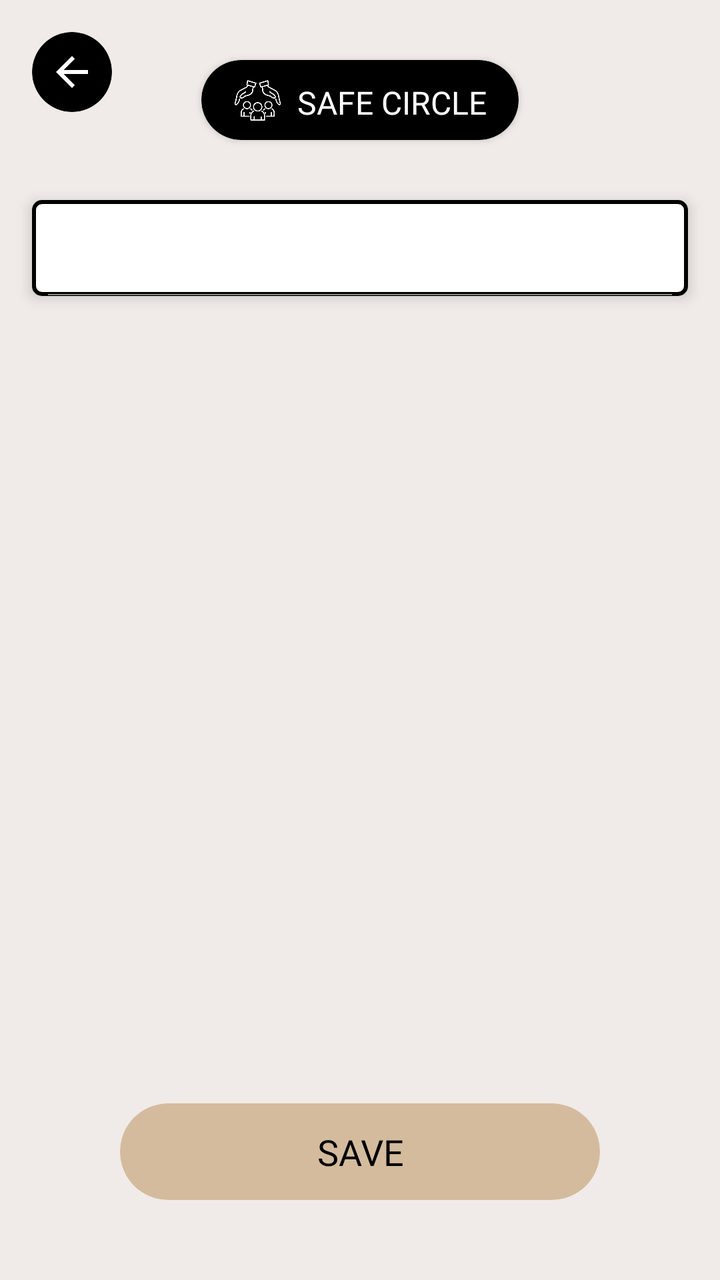
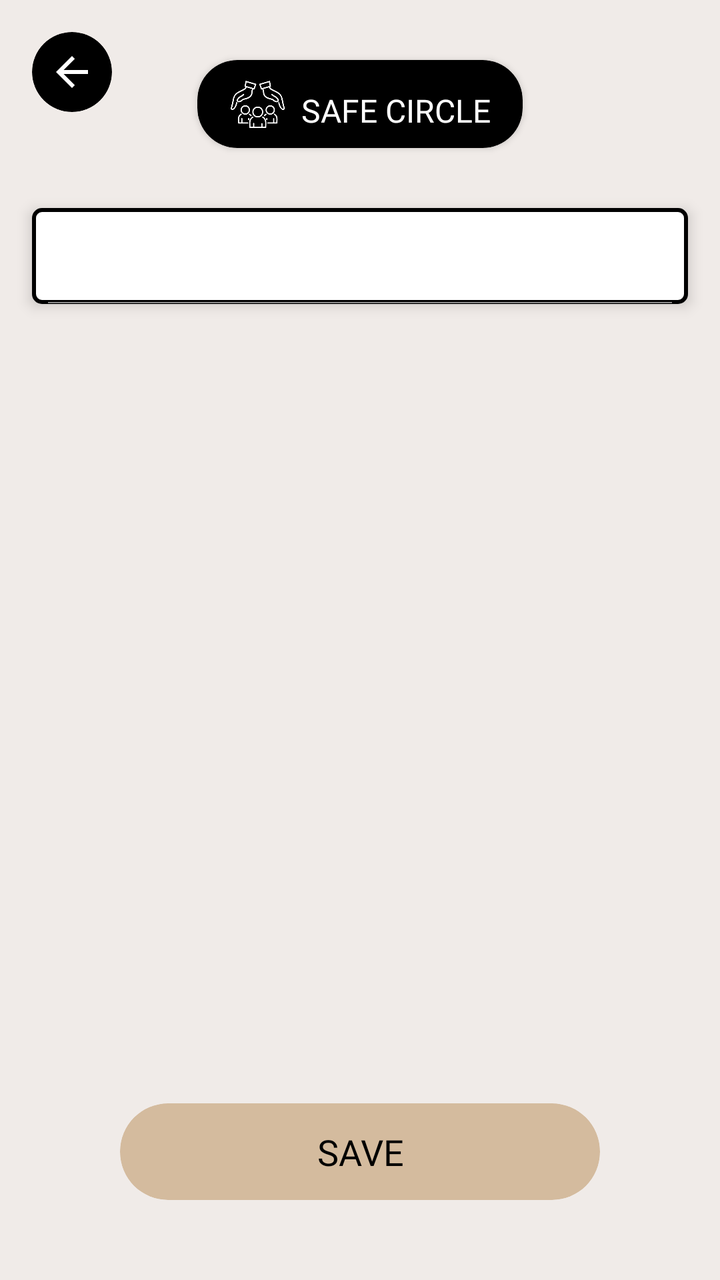

The first picture is an Android layout as it rendered before a commit; the second is the same layout after the commit. The layout source and the unified diff follow.
<!-- AndroidManifest.xml: application theme Theme.SafeHer -->
<!-- res/layout/fragment_settings_safe_circle.xml -->
<?xml version="1.0" encoding="utf-8"?>
<androidx.constraintlayout.widget.ConstraintLayout xmlns:android="http://schemas.android.com/apk/res/android"
    xmlns:app="http://schemas.android.com/apk/res-auto"
    xmlns:tools="http://schemas.android.com/tools"
    android:layout_width="match_parent"
    android:layout_height="match_parent"
    android:background="@color/cream_background">

    
    <androidx.cardview.widget.CardView
        android:id="@+id/backButtonCard"
        android:layout_width="40dp"
        android:layout_height="40dp"
        android:layout_marginStart="16dp"
        android:layout_marginTop="16dp"
        app:cardBackgroundColor="#000000"
        app:cardCornerRadius="20dp"
        app:cardElevation="0dp"
        app:layout_constraintStart_toStartOf="parent"
        app:layout_constraintTop_toTopOf="parent">

        <ImageView
            android:id="@+id/backButton"
            android:layout_width="24dp"
            android:layout_height="24dp"
            android:layout_gravity="center"
            android:contentDescription="Back"
            android:src="@drawable/ic_back"
            app:tint="#FFFFFF" />
    </androidx.cardview.widget.CardView>

    
    <androidx.cardview.widget.CardView
        android:id="@+id/settingsTitleCard"
        android:layout_width="wrap_content"
        android:layout_height="wrap_content"
        android:layout_marginTop="30dp"
        app:cardBackgroundColor="#000000"
        app:cardCornerRadius="20dp"
        app:layout_constraintEnd_toEndOf="parent"
        app:layout_constraintStart_toStartOf="parent"
        app:layout_constraintTop_toTopOf="parent">

        <androidx.constraintlayout.widget.ConstraintLayout
            android:layout_width="wrap_content"
            android:layout_height="wrap_content"
            android:paddingHorizontal="16dp"
            android:paddingVertical="8dp">

            <ImageView
                android:id="@+id/safecircleIcon"
                android:layout_width="24dp"
                android:layout_height="24dp"
                android:layout_marginEnd="8dp"
                android:src="@drawable/safe_circle"
                app:layout_constraintBottom_toBottomOf="parent"
                app:layout_constraintStart_toStartOf="parent"
                app:layout_constraintTop_toTopOf="parent"
                app:tint="#FFFFFF" />

            <TextView
                android:layout_width="wrap_content"
                android:layout_height="wrap_content"
                android:layout_marginStart="8dp"
                android:fontFamily="@font/poppins_medium"
                android:text="SAFE CIRCLE"
                android:textColor="#FFFFFF"
                android:textSize="16sp"
                app:layout_constraintBottom_toBottomOf="parent"
                app:layout_constraintEnd_toEndOf="parent"
                app:layout_constraintHorizontal_bias="0.0"
                app:layout_constraintStart_toEndOf="@id/safecircleIcon"
                app:layout_constraintTop_toTopOf="parent"
                app:layout_constraintVertical_bias="1.0" />
        </androidx.constraintlayout.widget.ConstraintLayout>
    </androidx.cardview.widget.CardView>

    <androidx.recyclerview.widget.RecyclerView
        android:id="@+id/recyclerViewContacts"
        android:layout_width="match_parent"
        android:layout_height="0dp"
        android:layout_marginTop="4dp"
        app:layout_constraintEnd_toEndOf="parent"
        app:layout_constraintTop_toBottomOf="@+id/pair_SearchView" />

    <androidx.cardview.widget.CardView
        android:id="@+id/finishButton"
        android:layout_width="0dp"
        android:layout_height="wrap_content"
        android:layout_marginHorizontal="60dp"
        android:layout_marginBottom="40dp"
        app:cardBackgroundColor="@color/button_gold"
        app:cardCornerRadius="24dp"
        app:cardElevation="0dp"
        app:layout_constraintBottom_toBottomOf="parent"
        app:layout_constraintEnd_toEndOf="parent"
        app:layout_constraintStart_toStartOf="parent">

        <LinearLayout
            android:layout_width="match_parent"
            android:layout_height="wrap_content"
            android:gravity="center"
            android:orientation="horizontal"
            android:padding="12dp"
            tools:ignore="UseCompoundDrawables">

            <TextView
                android:layout_width="0dp"
                android:layout_height="wrap_content"
                android:layout_weight="1"
                android:fontFamily="@font/poppins_semibold"
                android:gravity="center"
                android:text="SAVE"
                android:textColor="#000000"
                android:textSize="18sp" />
        </LinearLayout>
    </androidx.cardview.widget.CardView>

    <androidx.appcompat.widget.SearchView
        android:id="@+id/pair_SearchView"
        android:layout_width="0dp"
        android:layout_height="wrap_content"
        android:layout_marginStart="16dp"
        android:layout_marginTop="30dp"
        android:layout_marginEnd="16dp"
        android:background="@drawable/searchview_border"
        android:elevation="4dp"
        android:iconifiedByDefault="false"
        android:textAlignment="textStart"
        android:textColor="@android:color/black"
        android:textColorHint="@android:color/black"
        app:closeIconEnabled="false"
        app:iconifiedByDefault="false"
        app:layout_constraintEnd_toEndOf="parent"
        app:layout_constraintStart_toStartOf="parent"
        app:layout_constraintTop_toBottomOf="@id/settingsTitleCard"
        app:queryHint="Search Contacts" />

</androidx.constraintlayout.widget.ConstraintLayout>
<!-- resources referenced by this layout -->
<resources>
  <color name="button_gold">#d4bb9e</color>
  <color name="cream_background">#f0ebe8</color>
  <!-- drawable ic_back (drawable) -->
  <?xml version="1.0" encoding="utf-8"?>
  <vector xmlns:android="http://schemas.android.com/apk/res/android"
      android:width="24dp"
      android:height="24dp"
      android:viewportWidth="24"
      android:viewportHeight="24">
      <path
          android:fillColor="#000000"
          android:pathData="M20,11H7.83l5.59,-5.59L12,4l-8,8 8,8 1.41,-1.41L7.83,13H20v-2z"/>
  </vector>
  <!-- drawable safe_circle: png bitmap (drawable, 47160 bytes) -->
  <!-- drawable searchview_border (drawable) -->
  <shape xmlns:android="http://schemas.android.com/apk/res/android">
      <solid android:color="@android:color/white"/> 
      <stroke android:color="@android:color/black" android:width="2dp"/> 
      <corners android:radius="4dp"/> 
  </shape>
  <style name="Theme.SafeHer" parent="Base.Theme.SafeHer" />
  <style name="Base.Theme.SafeHer" parent="Theme.MaterialComponents.NoActionBar">
          
          
      </style>
</resources>

<!-- the commit's change to res/layout/fragment_settings_safe_circle.xml (unified diff, before → after) -->
@@ -49,8 +49,8 @@
 
             <ImageView
                 android:id="@+id/safecircleIcon"
-                android:layout_width="24dp"
-                android:layout_height="24dp"
+                android:layout_width="28dp"
+                android:layout_height="28dp"
                 android:layout_marginEnd="8dp"
                 android:src="@drawable/safe_circle"
                 app:layout_constraintBottom_toBottomOf="parent"
